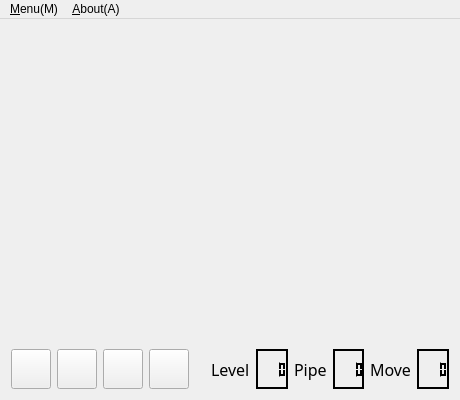
This is mainwindow.ui in zhyjiang/FlowFree as Qt 5 draws it before an edit. The edited form follows.
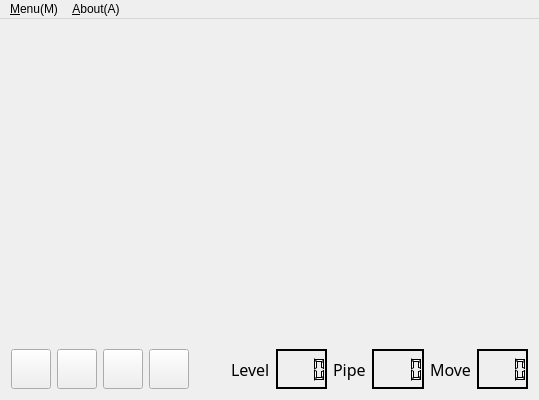
This is the edited form. Icons and pictures are not drawn.

```diff
--- a/mainwindow.ui
+++ b/mainwindow.ui
@@ -6,7 +6,7 @@
    <rect>
     <x>0</x>
     <y>0</y>
-    <width>460</width>
+    <width>539</width>
     <height>400</height>
    </rect>
   </property>
@@ -1488,7 +1488,7 @@
     <rect>
      <x>0</x>
      <y>0</y>
-     <width>460</width>
+     <width>539</width>
      <height>23</height>
     </rect>
    </property>
```
Left out of the diff: 12 changed lines with no effect on the pictures.
